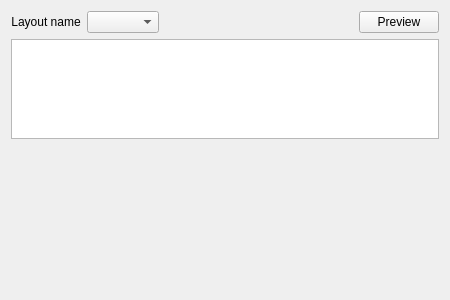
This is kopete/config/appearance/contactlistlayoutwidget.ui in KDE/kopete as Qt 5 draws it before an edit. The edited form follows.
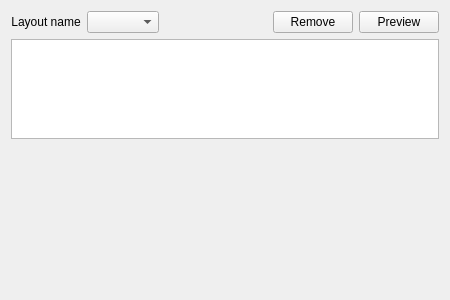
This is the edited form. Custom widgets are drawn as their Qt base class.

Commit message: Sync layout classes with Amarok. Add remove button.

```diff
--- a/kopete/config/appearance/contactlistlayoutwidget.ui
+++ b/kopete/config/appearance/contactlistlayoutwidget.ui
@@ -45,6 +45,13 @@
        </property>
       </spacer>
      </item>
+     <item>
+      <widget class="QPushButton" name="removeButton">
+       <property name="text">
+        <string>Remove</string>
+       </property>
+      </widget>
+     </item>
      <item>
       <widget class="QPushButton" name="previewButton">
        <property name="text">
```
Left out of the diff: 6 changed lines with no effect on the pictures. The commit also changes 12 other files.
